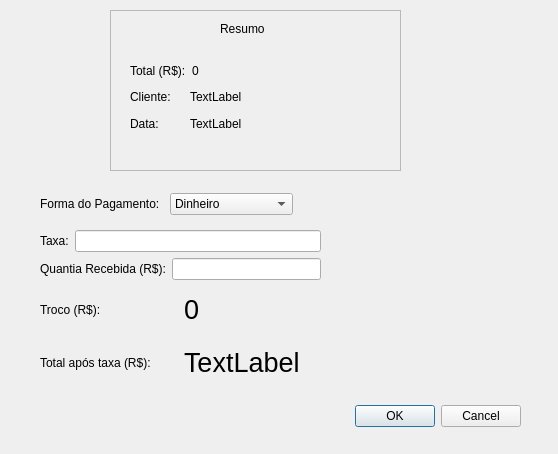
This is pagamento.ui in GabR36/QEstoqueLoja as Qt 5 draws it before an edit. The edited form follows.
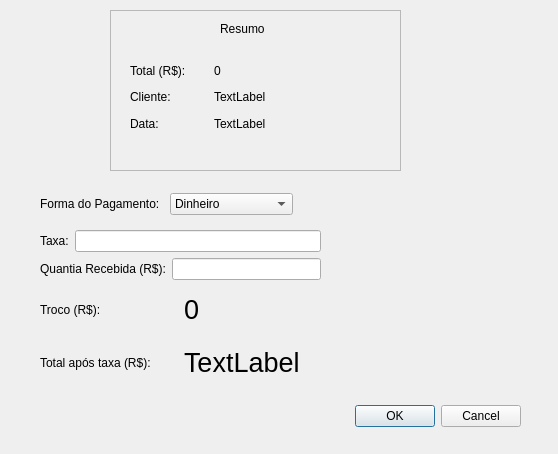
This is the edited form.

The edit to the form file:
```diff
--- a/pagamento.ui
+++ b/pagamento.ui
@@ -203,7 +203,7 @@
      <rect>
       <x>20</x>
       <y>50</y>
-      <width>114</width>
+      <width>161</width>
       <height>74</height>
      </rect>
     </property>
```
